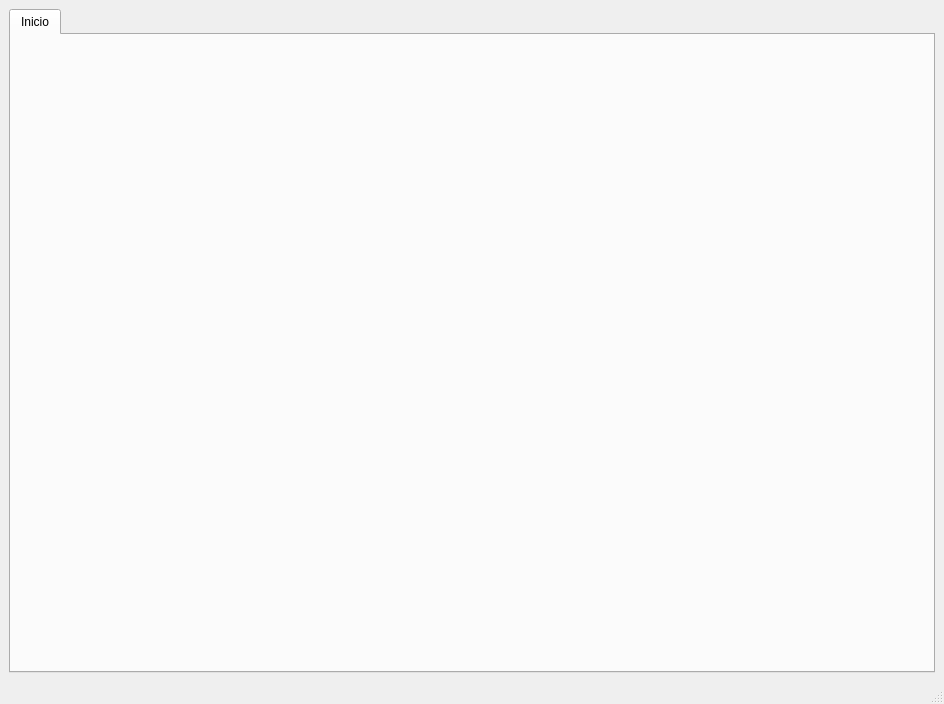
viniciusvidal2/Cameras_GRIn, file handset_gui/ui/main_window.ui: the form before one commit.
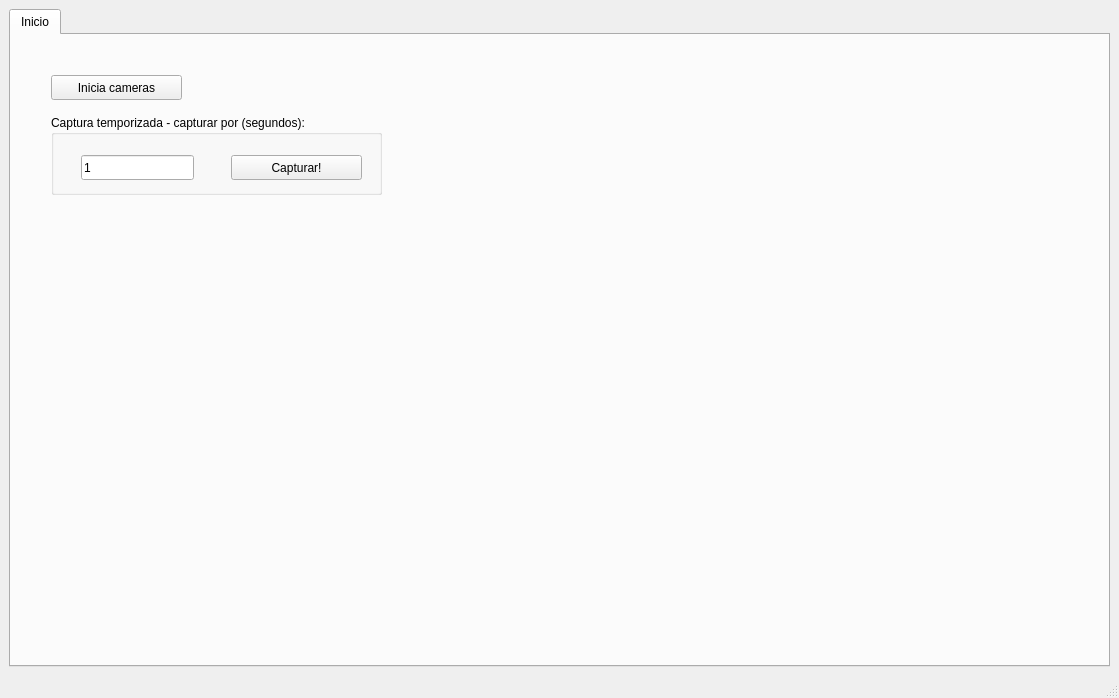
The form after the commit. Icons and pictures are not drawn.

The edit to the form file:
```diff
--- a/handset_gui/ui/main_window.ui
+++ b/handset_gui/ui/main_window.ui
@@ -6,8 +6,8 @@
    <rect>
     <x>0</x>
     <y>0</y>
-    <width>944</width>
-    <height>704</height>
+    <width>1119</width>
+    <height>698</height>
    </rect>
   </property>
   <property name="windowTitle">
@@ -40,7 +40,58 @@
        <attribute name="title">
         <string>Inicio</string>
        </attribute>
-       <layout class="QVBoxLayout" name="verticalLayout_2"/>
+       <widget class="QPushButton" name="pushButton_inicio">
+        <property name="geometry">
+         <rect>
+          <x>40</x>
+          <y>40</y>
+          <width>131</width>
+          <height>25</height>
+         </rect>
+        </property>
+        <property name="text">
+         <string>Inicia cameras</string>
+        </property>
+       </widget>
+       <widget class="QGroupBox" name="groupBox_captura">
+        <property name="geometry">
+         <rect>
+          <x>40</x>
+          <y>80</y>
+          <width>331</width>
+          <height>80</height>
+         </rect>
+        </property>
+        <property name="title">
+         <string>Captura temporizada - capturar por (segundos):</string>
+        </property>
+        <widget class="QLineEdit" name="lineEdit_tempo">
+         <property name="geometry">
+          <rect>
+           <x>30</x>
+           <y>40</y>
+           <width>113</width>
+           <height>25</height>
+          </rect>
+         </property>
+         <property name="text">
+          <string>1</string>
+         </property>
+        </widget>
+        <widget class="QPushButton" name="pushButton_capturar">
+         <property name="geometry">
+          <rect>
+           <x>180</x>
+           <y>40</y>
+           <width>131</width>
+           <height>25</height>
+          </rect>
+         </property>
+         <property name="text">
+          <string>Capturar!</string>
+         </property>
+        </widget>
+       </widget>
       </widget>
      </widget>
     </item>
```
